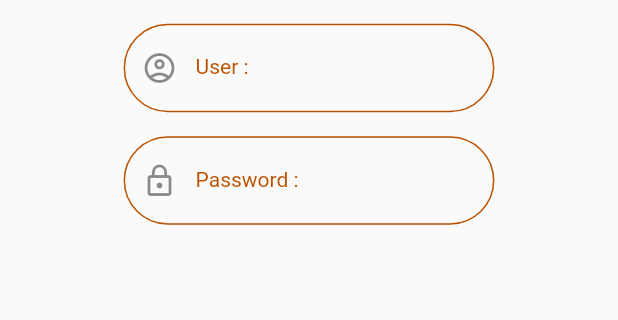
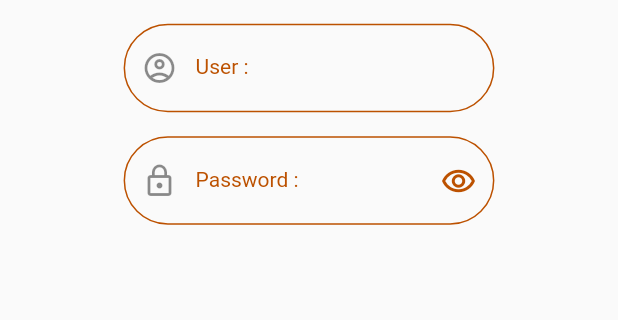
Before and after one commit to hormadgithub/ShopingMall, a Flutter app: the screen it shows after launch, on a phone screen of 412 x 824 dp, the part 413-733 px from its top. Run offline on Flutter 3.47's test engine with Material 2 defaults, Android fonts, the light colour scheme and no system bars; missing offline and left inert: dart:ffi.

Commit message:
update today

```diff
--- a/lib/states/authen.dart
+++ b/lib/states/authen.dart
@@ -18,6 +18,8 @@ bool statusRedeye = true;
     double size = MediaQuery.of(context).size.width;
     return Scaffold(
       body: SafeArea(
+        child: GestureDetector(onTap: () => FocusScope.of(context).requestFocus(FocusNode()),
+          behavior: HitTestBehavior.opaque,
           child: ListView(
             children: [
               buildImage(size),
@@ -25,6 +27,7 @@ bool statusRedeye = true;
               buildUser(size),
               buildPassword(size),
             ],
+          ),
         ),
       ),
     );
@@ -38,7 +41,8 @@ bool statusRedeye = true;
           margin: EdgeInsets.only(top: 16),
           width: size * 0.6,
           child: TextFormField(
-            decoration: InputDecoration(labelStyle: MyConstant().h3Style(),
+            decoration: InputDecoration(
+              labelStyle: MyConstant().h3Style(),
               labelText: 'User :',
               prefixIcon: Icon(Icons.account_circle_outlined),
               enabledBorder: OutlineInputBorder(
@@ -63,8 +67,26 @@ bool statusRedeye = true;
         Container(
           margin: EdgeInsets.only(top: 16),
           width: size * 0.6,
-          child: TextFormField(obscureText: statusRedeye,
-            decoration: InputDecoration(labelStyle: MyConstant().h3Style(),
+          child: TextFormField(
+            obscureText: statusRedeye,
+            decoration: InputDecoration(
+              suffixIcon: IconButton(
+                onPressed: () {
+                  setState(() {
+                    statusRedeye = !statusRedeye;
+                  });
+                },
+                icon: statusRedeye
+                    ? Icon(
+                        Icons.remove_red_eye_outlined,
+                        color: MyConstant.dark,
+                      )
+                    : Icon(
+                        Icons.remove_red_eye,
+                        color: MyConstant.dark,
+                      ),
+              ),
+              labelStyle: MyConstant().h3Style(),
               labelText: 'Password :',
               prefixIcon: Icon(Icons.lock_outline),
               enabledBorder: OutlineInputBorder(
```
Lines whose indentation alone changed are shown as unchanged.
